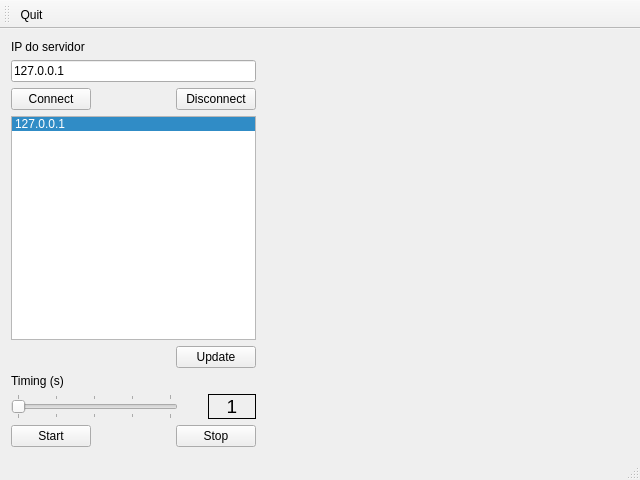
This is QtTcpClientConsumer/mainwindow.ui in HemersonRafael/Supervisory as Qt 5 draws it before an edit. The edited form follows.
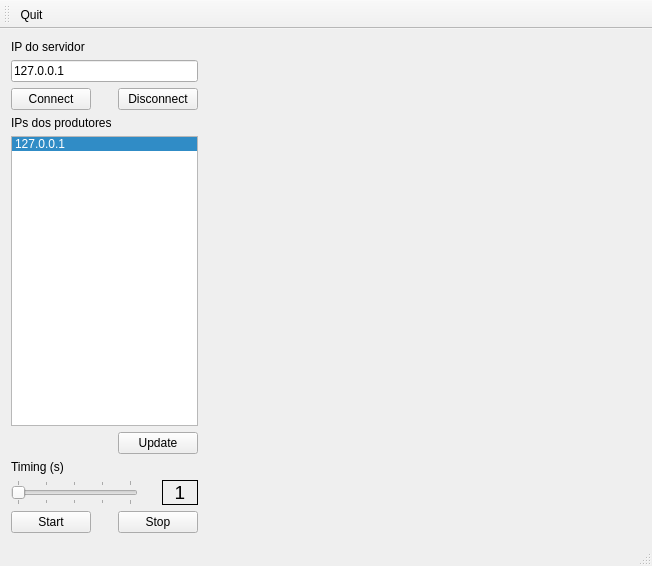
This is the edited form. Custom widgets are drawn as their Qt base class.

```diff
--- a/QtTcpClientConsumer/mainwindow.ui
+++ b/QtTcpClientConsumer/mainwindow.ui
@@ -6,8 +6,8 @@
    <rect>
     <x>0</x>
     <y>0</y>
-    <width>640</width>
-    <height>480</height>
+    <width>652</width>
+    <height>566</height>
    </rect>
   </property>
   <property name="windowTitle">
@@ -16,7 +16,7 @@
   <widget class="QWidget" name="centralWidget">
    <layout class="QGridLayout" name="gridLayout">
     <item row="0" column="0">
-     <layout class="QHBoxLayout" name="horizontalLayout_8" stretch="40,60">
+     <layout class="QHBoxLayout" name="horizontalLayout" stretch="30,70">
       <item>
        <layout class="QVBoxLayout" name="verticalLayout">
         <item>
@@ -65,7 +65,14 @@
          </layout>
         </item>
         <item>
-         <widget class="QListWidget" name="listWidget">
+         <widget class="QLabel" name="label_2">
+          <property name="text">
+           <string>IPs dos produtores</string>
+          </property>
+         </widget>
+        </item>
+        <item>
+         <widget class="QListWidget" name="listWidgetIps">
           <property name="currentRow">
            <number>0</number>
           </property>
```
Left out of the diff: 35 changed lines with no effect on the pictures.
